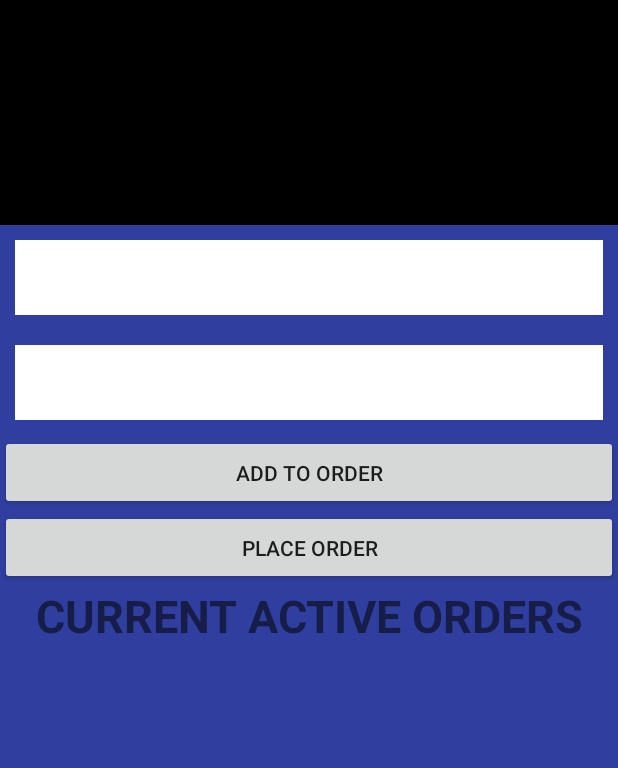
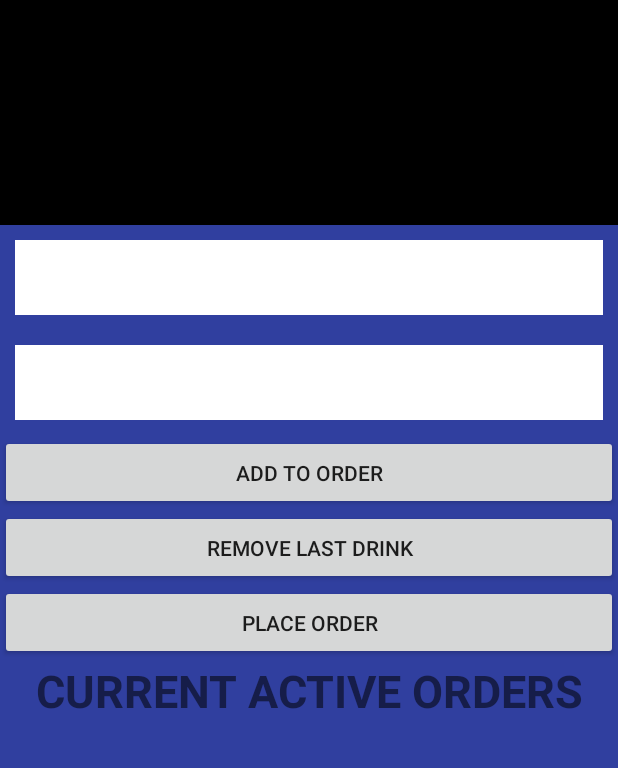
Before and after one commit to Castro-711/SQsMe-App, an Android app: the screen it shows after launch (PlaceOrder), after a tap on "ADD TO ORDER", on a phone screen of 412 x 824 dp, the part 84-852 px from its top. Run offline under Robolectric (Android 15) with nearby library versions, the phone set to English and light mode, and no system bars.

Commit message:
Added a 'Remove Last Drink' button to the PlaceOrder activity and it is working as desired

```diff
--- a/app/src/main/java/com/squeuesme/PlaceOrder.java
+++ b/app/src/main/java/com/squeuesme/PlaceOrder.java
@@ -29,6 +29,7 @@ public class PlaceOrder extends AppCompatActivity {
 
     private Button placeOrder;
     private Button addToOrder;
+    private Button removeLastDrink;
 
     private EditText drinkName;
     private String drinkNameString;
@@ -46,21 +47,22 @@ public class PlaceOrder extends AppCompatActivity {
 
         placeOrder = findViewById(R.id.btnPlaceOrder);
         addToOrder = findViewById(R.id.btnAddToOrder);
+        removeLastDrink = findViewById(R.id.btnRemoveLastDrink);
 
         drinkName = findViewById(R.id.edtDrinkName);
         drinkQuantity = findViewById(R.id.edtDrinkQuantity);
 
-        ordersBoard = new OrdersBoard(); // edit orders board to get date and unique id
+        // edit orders board to get date and unique id
+        ordersBoard = new OrdersBoard();
         currentOrder = new Order();
 
+        // dyamically adding data to listView
         listView = findViewById(R.id.lvCurrentOrder);
         listItems = new ArrayList<>();
-
         adapter = new ArrayAdapter<>(
                 this,
                 android.R.layout.simple_expandable_list_item_1,
                 listItems);
-
         listView.setAdapter(adapter);
 
         venue = new Venue("Boomers", "Woodford", ordersBoard);
@@ -74,6 +76,8 @@ public class PlaceOrder extends AppCompatActivity {
 
                 customer.placeOrder(currentOrder);
 
+                listView.setBackgroundColor(345);
+
                 // need to reset currentOrders values
                 currentOrder = new Order();
             }
@@ -86,20 +90,37 @@ public class PlaceOrder extends AppCompatActivity {
                 drinkNameString = String.valueOf(drinkName.getText());
                 getQuantity();
 
+                // create and add drink to order
                 Drink current = new Drink(drinkNameString, drinkQuantityInt);
-
                 currentOrder.addDrinkToOrder(current);
-
+                // add it to listItems, so reflected on listView
                 listItems.add(current.toString());
                 adapter.notifyDataSetChanged();
 
+                // clean up after drink entered
                 wipeEditTextValues();
                 drinkName.requestFocus();
+            }
+        });
 
-                for(String i: listItems)
-                    Log.i("listItem ", i + "");
+        removeLastDrink.setOnClickListener(new View.OnClickListener() {
+            @Override
+            public void onClick(View view) {
+                int listSize = listItems.size();
 
-                Log.i("Order", currentOrder.toString());
+                if(listSize > 0)
+                {
+                    listItems.remove(listSize - 1);
+                    adapter.notifyDataSetChanged();
+                    currentOrder.getCurrentOrder().remove(listSize - 1);
+                }
+
+                for(String s: listItems)
+                    Log.i("listItems", "" + s);
+
+
+                Log.i("Oder", "" + currentOrder.toString());
+
             }
         });
     }
--- a/app/src/main/res/layout/activity_place_order.xml
+++ b/app/src/main/res/layout/activity_place_order.xml
@@ -53,6 +53,12 @@
                 android:layout_height="50sp" />
 
             <Button
+                android:id="@id/btnRemoveLastDrink"
+                android:text="Remove Last Drink"
+                android:layout_width="match_parent"
+                android:layout_height="50sp" />
+
+            <Button
                 android:id="@id/btnPlaceOrder"
                 android:text="Place Order"
                 android:layout_width="match_parent"
--- a/app/src/main/res/values/ids.xml
+++ b/app/src/main/res/values/ids.xml
@@ -10,4 +10,5 @@
     <item name="edtDrinkQuantity" type="id">edtDrinkQuantity</item>
     <item name="tvOrdersHeading" type="id">tvOrdersHeading</item>
     <item name="lvCurrentOrder" type="id">lvCurrentOrder</item>
+    <item name="btnRemoveLastDrink" type="id">btnRemoveLastDrink</item>
 </resources>
```
